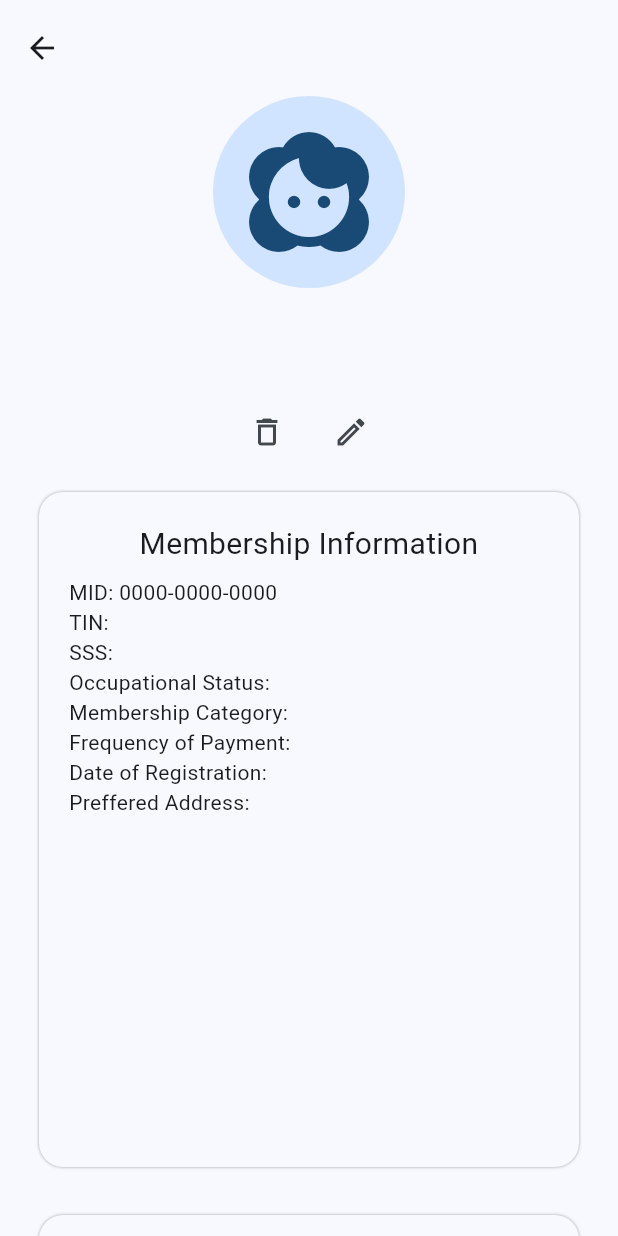
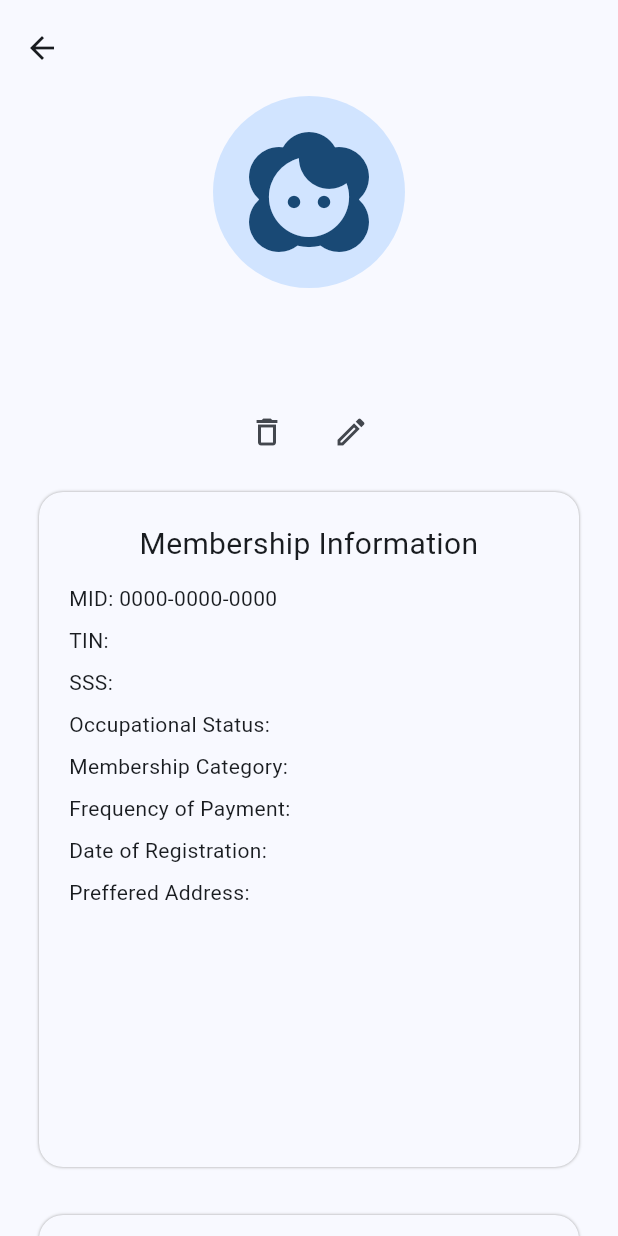
Before and after one commit to marcoxmediran/databases-final-project, a Flutter app: the MemberProfilePage screen opened directly with empty values, on a phone screen of 412 x 824 dp. Run offline on Flutter 3.47's test engine with Material 3 defaults, Android fonts, the phone set to English and light mode, and no system bars; our stand-ins replace dropdown_textfield, sqflite, sqflite_common_ffi; accounts and stored records are empty.

```diff
--- a/lib/main.dart
+++ b/lib/main.dart
@@ -1,7 +1,11 @@
+import 'dart:io';
+import 'package:sqflite_common_ffi/sqflite_ffi.dart';
 import 'package:flutter/material.dart';
 import 'package:databases_final_project/ui/home.dart';
 
-void main() async {
+Future main() async {
+  if (Platform.isWindows || Platform.isLinux) () => sqfliteFfiInit();
+  databaseFactory = databaseFactoryFfi;
   runApp(const MyApp());
 }
 
--- a/lib/models/member.dart
+++ b/lib/models/member.dart
@@ -9,6 +9,7 @@ class Member {
   final String fatherName;
   final String spouseName;
   final String dateOfBirth;
+  int age;
   final String placeOfBirth;
   final String sex;
   final String height;
@@ -34,6 +35,7 @@ class Member {
     required this.spouseName,
     required this.dateOfBirth,
     required this.placeOfBirth,
+    required this.age,
     required this.sex,
     required this.height,
     required this.weight,
@@ -85,6 +87,7 @@ class Member {
       fatherName: map['fatherName'] ?? '',
       spouseName: map['spouseName'] ?? '',
       dateOfBirth: map['dateOfBirth'] ?? '',
+      age: map['age'] ?? '',
       placeOfBirth: map['placeOfBirth'] ?? '',
       sex: map['sex'] ?? '',
       height: map['height'] ?? '',
@@ -111,7 +114,9 @@ class Member {
   }
 
   String getPrefferedAddress() {
-    return preferredAddress == 'PHA' ? presentAddress : permanentAddress;
+    return preferredAddress == 'Present Address'
+        ? presentAddress
+        : permanentAddress;
   }
 
   String getSpouse() {
@@ -134,6 +139,11 @@ class Member {
     }
   }
 
+  int getAge(String birthdate) {
+    DateTime now = DateTime.now();
+    return now.difference(DateTime.parse(birthdate)).inDays ~/ 365.25;
+  }
+
   @override
   String toString() {
     return '$mid: $memberName';
--- a/lib/ui/heir_form.dart
+++ b/lib/ui/heir_form.dart
@@ -196,7 +196,6 @@ class _HeirFormPageState extends State<HeirFormPage> {
                 onPressed: () async {
                   if (_formKey.currentState!.validate()) {
                     var relationships = <Relationship>[];
-                    print('form complete');
                     for (int i = 0; i < heirCards.length; i++) {
                       Heir heir = Heir(
                         heirKey: -1,
@@ -204,7 +203,6 @@ class _HeirFormPageState extends State<HeirFormPage> {
                         heirDateOfBirth: heirBirthdates[i].text,
                       );
                       heir.heirKey = await _insertHeir(heir);
-                      print(heir);
                       relationships.add(Relationship(
                         heirKey: heir.heirKey,
                         heirName: heirNames[i].text,
@@ -218,8 +216,6 @@ class _HeirFormPageState extends State<HeirFormPage> {
                         .forEach((element) => _insertRelationship(element));
                     Navigator.pop(context);
                     Navigator.pop(context);
-                  } else {
-                    print('form not complete');
                   }
                 },
                 child: const Text('Submit'),
--- a/lib/ui/member_profile_page.dart
+++ b/lib/ui/member_profile_page.dart
@@ -18,6 +18,7 @@ class MemberProfilePage extends StatefulWidget {
 
 class _MemberProfilePageState extends State<MemberProfilePage> {
   final DatabaseHandler _databaseHandler = DatabaseHandler();
+  final double textHeight = 2;
 
   @override
   Widget build(BuildContext context) {
@@ -31,6 +32,7 @@ class _MemberProfilePageState extends State<MemberProfilePage> {
           SliverAppBar.large(
             pinned: true,
             floating: false,
+            centerTitle: true,
             expandedHeight: 256,
             leading: IconButton(
                 icon: const Icon(Icons.arrow_back),
@@ -55,6 +57,7 @@ class _MemberProfilePageState extends State<MemberProfilePage> {
                 children: [
                   const SizedBox(height: 64),
                   IconButton(
+                    tooltip: 'Delete Member',
                     onPressed: () {
                       showDialog(
                         context: context,
@@ -85,6 +88,7 @@ class _MemberProfilePageState extends State<MemberProfilePage> {
                   ),
                   const SizedBox(width: 8),
                   IconButton(
+                    tooltip: 'Edit Member',
                     onPressed: () {
                       Navigator.push(
                           context,
@@ -140,19 +144,30 @@ class _MemberProfilePageState extends State<MemberProfilePage> {
                                   ),
                                 ),
                                 const SizedBox(height: 8),
-                                Text('MID: ${member.formatMid()}'),
-                                Text('TIN: ${member.tin}'),
-                                Text('SSS: ${member.sss}'),
+                                //Text(
+                                //    'MID: ${member.formatMid()}\nTIN: ${member.tin}\nSSS: ${member.sss}\nOccupational Status: ${member.occupationalStatus}\nMembership Category: ${member.membershipType}\nFrequency of Payment: ${member.frequencyOfPayment}\nDate of Registration: ${member.dateOfRegistration}\nAddress: ${member.getPrefferedAddress()}',
+                                //    style: const TextStyle(height: 2)),
+                                Text('MID: ${member.formatMid()}',
+                                    style: TextStyle(height: textHeight)),
+                                Text('TIN: ${member.tin}',
+                                    style: TextStyle(height: textHeight)),
+                                Text('SSS: ${member.sss}',
+                                    style: TextStyle(height: textHeight)),
                                 Text(
-                                    'Occupational Status: ${member.occupationalStatus}'),
+                                    'Occupational Status: ${member.occupationalStatus}',
+                                    style: TextStyle(height: textHeight)),
                                 Text(
-                                    'Membership Category: ${member.membershipType}'),
+                                    'Membership Category: ${member.membershipType}',
+                                    style: TextStyle(height: textHeight)),
                                 Text(
-                                    'Frequency of Payment: ${member.frequencyOfPayment}'),
+                                    'Frequency of Payment: ${member.frequencyOfPayment}',
+                                    style: TextStyle(height: textHeight)),
                                 Text(
-                                    'Date of Registration: ${member.dateOfRegistration}'),
+                                    'Date of Registration: ${member.dateOfRegistration}',
+                                    style: TextStyle(height: textHeight)),
                                 Text(
-                                    'Preffered Address: ${member.getPrefferedAddress()}'),
+                                    'Preffered Address: ${member.getPrefferedAddress()}',
+                                    style: TextStyle(height: textHeight)),
                                 const SizedBox(height: 16),
                               ],
                             ),
@@ -185,19 +200,32 @@ class _MemberProfilePageState extends State<MemberProfilePage> {
                                 ),
                               ),
                               const SizedBox(height: 8),
-                              Text('Name: ${member.memberName}'),
+                              Text('Name: ${member.memberName}',
+                                  style: TextStyle(height: textHeight)),
                               Text(
-                                  'Cellphone Number: ${member.cellphoneNumber}'),
-                              Text('Sex: ${member.sex}'),
-                              Text('Citizenship: ${member.citizenship}'),
-                              Text('Height: ${member.height}cm'),
-                              Text('Weight: ${member.weight}kg'),
-                              Text('Birthdate: ${member.dateOfBirth}'),
-                              Text('Place of Birth: ${member.placeOfBirth}'),
-                              Text('Marital Status: ${member.maritalStatus}'),
-                              Text('Mother\'s Name: ${member.motherName}'),
-                              Text('Father\'s Name: ${member.fatherName}'),
-                              Text('Spouse\'s Name: ${member.getSpouse()}'),
+                                  'Cellphone Number: ${member.cellphoneNumber}',
+                                  style: TextStyle(height: textHeight)),
+                              Text('Sex: ${member.sex}',
+                                  style: TextStyle(height: textHeight)),
+                              Text('Citizenship: ${member.citizenship}',
+                                  style: TextStyle(height: textHeight)),
+                              Text('Height: ${member.height}cm',
+                                  style: TextStyle(height: textHeight)),
+                              Text('Weight: ${member.weight}kg',
+                                  style: TextStyle(height: textHeight)),
+                              Text(
+                                  'Birthdate: ${member.dateOfBirth} (${member.age} years old)',
+                                  style: TextStyle(height: textHeight)),
+                              Text('Place of Birth: ${member.placeOfBirth}',
+                                  style: TextStyle(height: textHeight)),
+                              Text('Marital Status: ${member.maritalStatus}',
+                                  style: TextStyle(height: textHeight)),
+                              Text('Mother: ${member.motherName}',
+                                  style: TextStyle(height: textHeight)),
+                              Text('Father: ${member.fatherName}',
+                                  style: TextStyle(height: textHeight)),
+                              Text('Spouse: ${member.getSpouse()}',
+                                  style: TextStyle(height: textHeight)),
                             ],
                           ),
                         ),
--- a/pubspec.yaml
+++ b/pubspec.yaml
@@ -36,8 +36,11 @@ dependencies:
   # Use with the CupertinoIcons class for iOS style icons.
   cupertino_icons: ^1.0.6
   sqflite: ^2.3.3+1
+  sqlite3_flutter_libs:
   path: ^1.9.0
   dropdown_textfield: ^1.2.0
+  intl: ^0.19.0
+  path_provider: ^2.1.3
 
 dev_dependencies:
   flutter_test:
@@ -49,6 +52,7 @@ dev_dependencies:
   # package. See that file for information about deactivating specific lint
   # rules and activating additional ones.
   flutter_lints: ^4.0.0
+  sqflite_common_ffi:
 
 # For information on the generic Dart part of this file, see the
 # following page: https://dart.dev/tools/pub/pubspec
```
Also changed, not shown: lib/database/database_handler.dart (+8 -4 lines), lib/models/employment.dart (+22 -0 lines), lib/ui/employment_builder.dart (+48 -7 lines), lib/ui/employment_form.dart (+2 -5 lines), lib/ui/form.dart (+4 -3 lines), lib/ui/home.dart (+7 -27 lines), lib/ui/relationship_builder.dart (+9 -7 lines), pubspec.lock, 6 other files.
